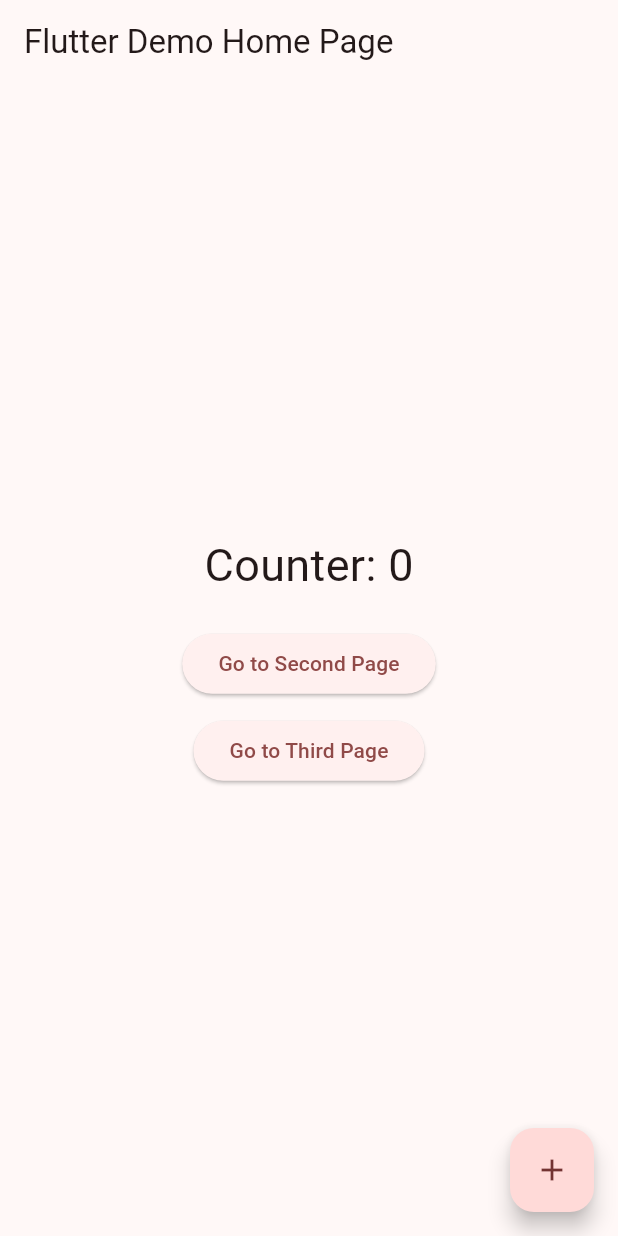
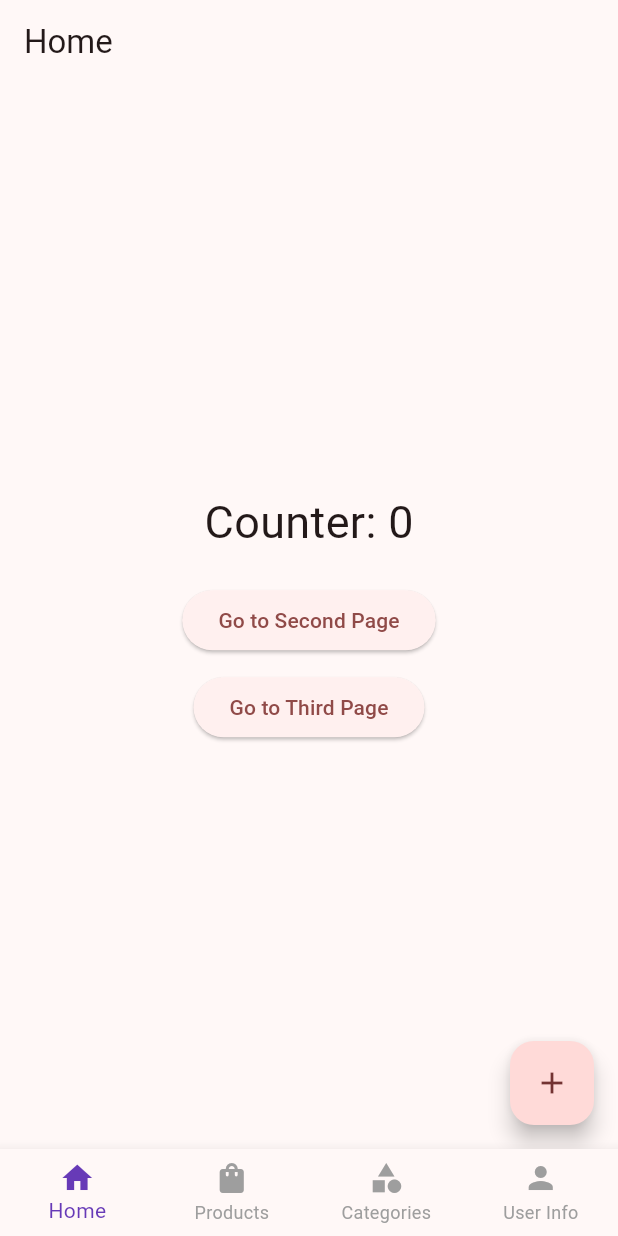
Before and after one commit to harsh23079/appX, a Flutter app: the screen it shows after launch, on a phone screen of 412 x 824 dp. Run offline on Flutter 3.47's test engine with Material 3 defaults, Android fonts, the phone set to English and light mode, and no system bars.

```diff
--- a/lib/main.dart
+++ b/lib/main.dart
@@ -3,6 +3,10 @@ import 'package:provider/provider.dart';
 import 'providers/counter_provider.dart';
 import 'providers/product_provider.dart';
 import 'pages/home_page.dart';
+import 'pages/main_page.dart';
+//import 'pages/product_page.dart';
+//import 'pages/categories_page.dart';
+//import 'pages/user_info_page.dart';
 
 void main() {
   runApp(
@@ -44,7 +48,8 @@ class MyApp extends StatelessWidget {
           seedColor: const Color.fromARGB(255, 226, 12, 48),
         ),
       ),
-      home: const HomePage(title: 'Flutter Demo Home Page'),
+      // home: const HomePage(title: 'Flutter Demo Home Page'),
+      home: const MainPage(),
     );
   }
 }
--- /dev/null
+++ b/lib/pages/main_page.dart
@@ -0,0 +1,78 @@
+import 'package:flutter/material.dart';
+import 'home_page.dart';
+import 'second_page.dart';
+import 'third_page.dart';
+//import 'product_page.dart';
+//import 'categories_page.dart';
+//import 'user_info_page.dart';
+
+class MainPage extends StatefulWidget {
+  const MainPage({super.key});
+
+  @override
+  State<MainPage> createState() => _MainPageState();
+}
+
+class _MainPageState extends State<MainPage> {
+  int _selectedIndex = 0;
+  late PageController _pageController;
+
+  final List<Widget> _pages = const [
+    HomePage(title: "Home"),
+    SecondPage(),
+    ThirdPage(),
+    //UserInfoPage(),
+  ];
+
+  @override
+  void initState() {
+    super.initState();
+    _pageController = PageController(initialPage: _selectedIndex);
+  }
+
+  @override
+  void dispose() {
+    _pageController.dispose();
+    super.dispose();
+  }
+
+  void _onTabTapped(int index) {
+    setState(() => _selectedIndex = index);
+    _pageController.animateToPage(
+      index,
+      duration: const Duration(milliseconds: 300),
+      curve: Curves.easeInOut,
+    );
+  }
+
+  @override
+  Widget build(BuildContext context) {
+    return Scaffold(
+      body: PageView(
+        controller: _pageController,
+        children: _pages,
+        physics: const NeverScrollableScrollPhysics(),
+      ),
+      bottomNavigationBar: BottomNavigationBar(
+        currentIndex: _selectedIndex,
+        onTap: _onTabTapped,
+        type: BottomNavigationBarType.fixed,
+        selectedItemColor: Colors.deepPurple,
+        unselectedItemColor: Colors.grey,
+        showUnselectedLabels: true,
+        items: const [
+          BottomNavigationBarItem(icon: Icon(Icons.home), label: "Home"),
+          BottomNavigationBarItem(
+            icon: Icon(Icons.shopping_bag),
+            label: "Products",
+          ),
+          BottomNavigationBarItem(
+            icon: Icon(Icons.category),
+            label: "Categories",
+          ),
+          BottomNavigationBarItem(icon: Icon(Icons.person), label: "User Info"),
+        ],
+      ),
+    );
+  }
+}
```
